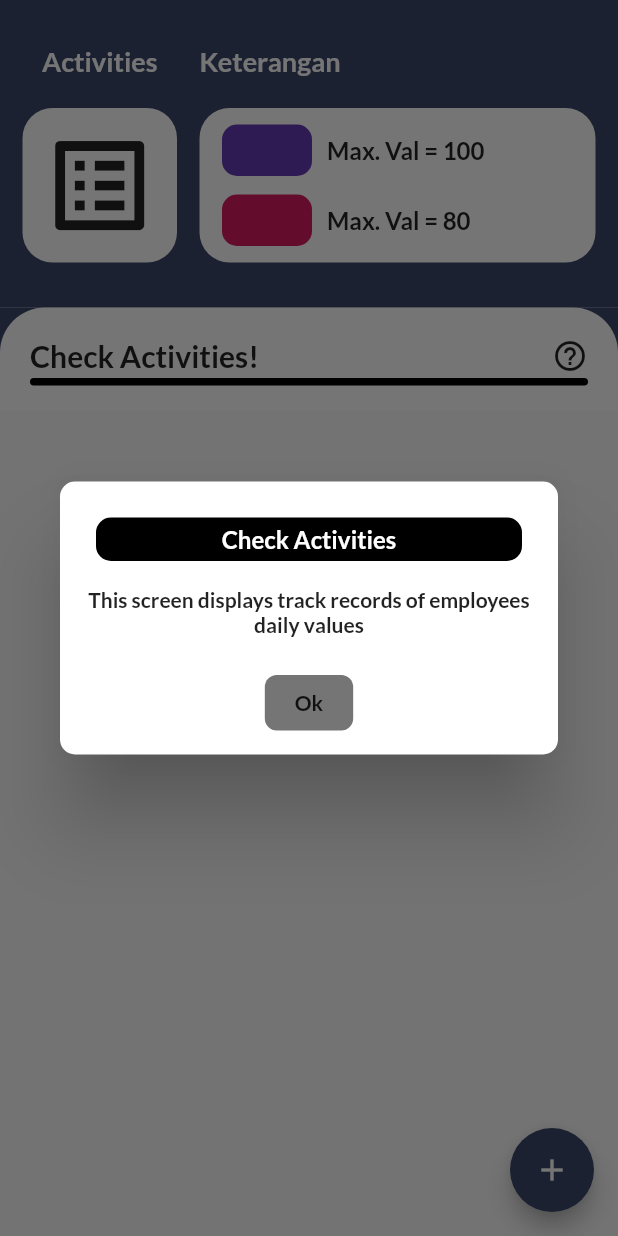
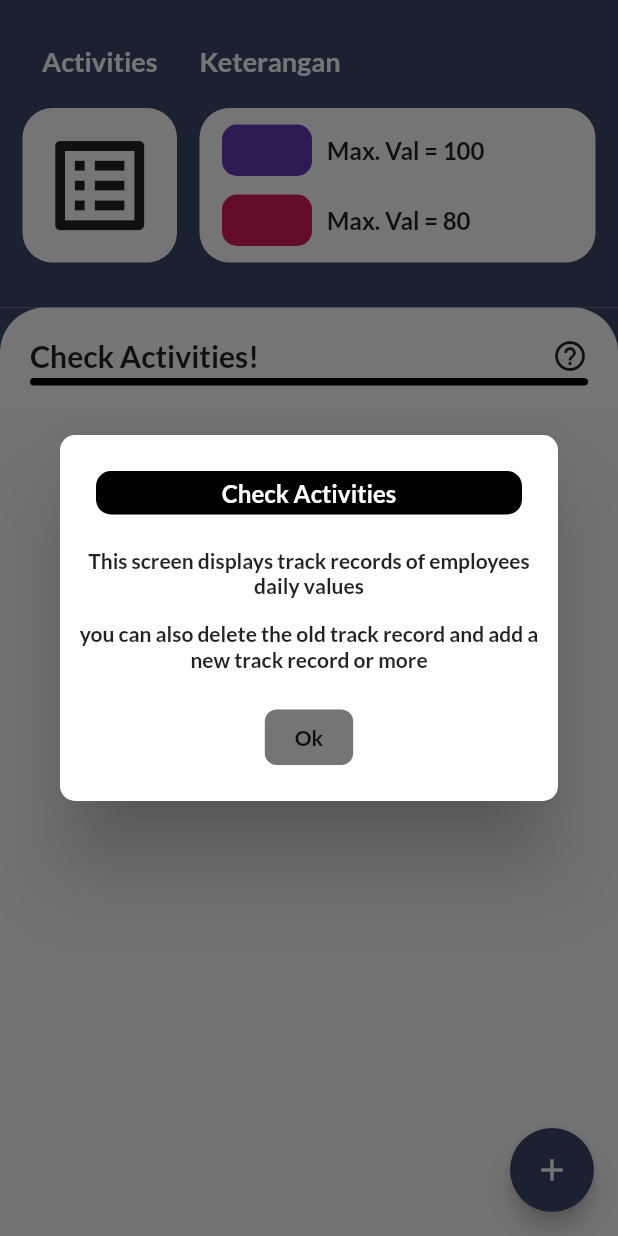
Before and after one commit to Rokel15/Jea-Aplikasi-Penulisan-Ilmiah-Gunadarma, a Flutter app: the Acts_Checks screen opened directly, after a tap on the "help outline" icon, on a phone screen of 412 x 824 dp. Run offline on Flutter 3.47's test engine with Material 2 defaults, Android fonts, the phone set to English and light mode, and no system bars; our stand-ins replace cloud_firestore, firebase_core, get, google_fonts; accounts and stored records are empty.

Commit message:
retrieving data v6

```diff
--- a/lib/ui/Acts_Check.dart
+++ b/lib/ui/Acts_Check.dart
@@ -3,7 +3,6 @@ import 'package:flutter/material.dart';
 import 'package:google_fonts/google_fonts.dart';
 import 'package:cloud_firestore/cloud_firestore.dart';
 import 'package:get/get.dart';
-import 'package:intl/intl.dart';
 
 class Acts_Checks extends StatefulWidget {
   Acts_Checks({Key? key}) : super(key: key);
@@ -46,7 +45,7 @@ class _Acts_ChecksState extends State<Acts_Checks> {
           child: Column(
             children: [
               Container(
-                padding: EdgeInsets.only(top: 5, left: 5, right: 5, bottom: 25),
+                padding: EdgeInsets.only(top: 10, left: 5, right: 5, bottom: 5),
                 child: Center(
                     child: Text(
                       'This screen displays track records of employees daily values',
@@ -59,8 +58,23 @@ class _Acts_ChecksState extends State<Acts_Checks> {
                       ),
                     )),
               ),
+              Container(
+                padding: EdgeInsets.only(top: 10, left: 5, right: 5, bottom: 25),
+                child: Center(
+                    child: Text(
+                      'you can also delete the old track record and add a new track record or more',
+                      textAlign: TextAlign.center,
+                      style: GoogleFonts.lato(
+                          textStyle: TextStyle(
+                              fontSize: 14,
+                              fontWeight: FontWeight.w600
+                          )
+                      ),
+                    )),
+              ),
               GestureDetector(
                 child: Container(
+                  margin: EdgeInsets.only(bottom: 8),
                   padding: EdgeInsets.only(top: 10, left: 20, right: 20 ,bottom: 10),
                   decoration: BoxDecoration(
                     borderRadius: BorderRadius.circular(8),
@@ -86,8 +100,6 @@ class _Acts_ChecksState extends State<Acts_Checks> {
 
       ],
     );
-
-
 
     showDialog(
         context: context,
```
